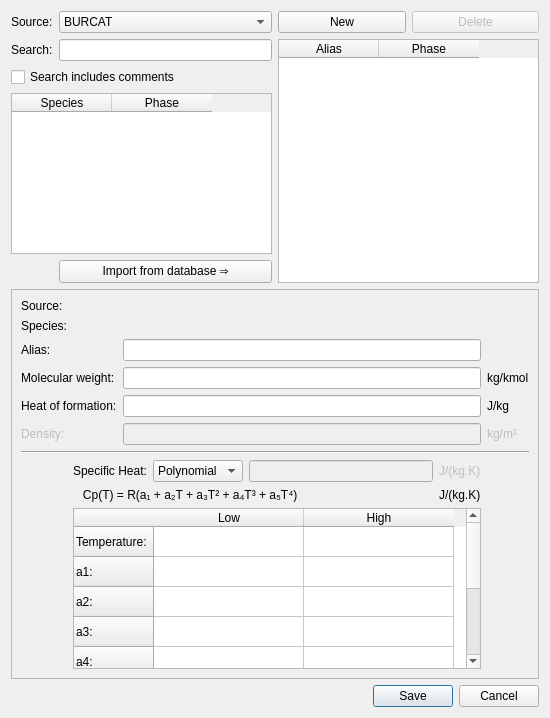
truongd8593/mfix, file gui/uifiles/species_popup.ui: the form before one commit.
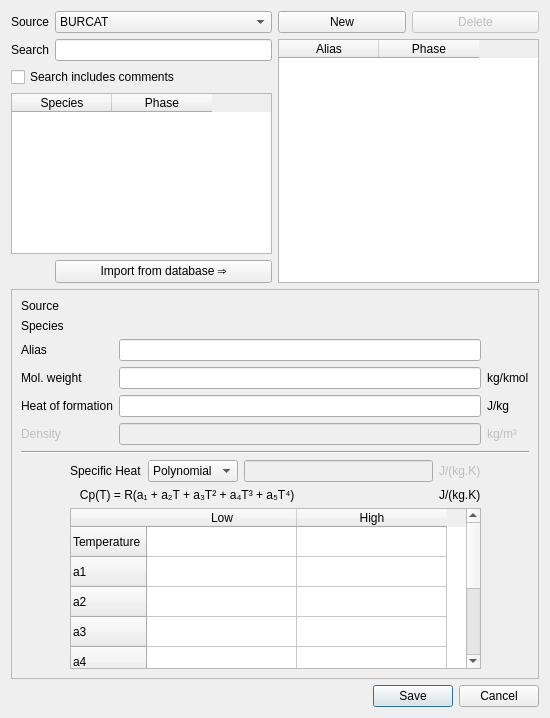
The form after the commit.

Commit message: species_popup: remove colons from labels

Patch:
```diff
--- a/gui/uifiles/species_popup.ui
+++ b/gui/uifiles/species_popup.ui
@@ -75,7 +75,7 @@
      <item row="1" column="0">
       <widget class="QLabel" name="label_search">
        <property name="text">
-        <string>Search:</string>
+        <string>Search</string>
        </property>
        <property name="buddy">
         <cstring>lineedit_search</cstring>
@@ -85,7 +85,7 @@
      <item row="0" column="0">
       <widget class="QLabel" name="label">
        <property name="text">
-        <string>Source:</string>
+        <string>Source</string>
        </property>
       </widget>
      </item>
@@ -201,7 +201,7 @@
       <item row="0" column="0">
        <widget class="QLabel" name="label_5">
         <property name="text">
-         <string>Source:</string>
+         <string>Source</string>
         </property>
        </widget>
       </item>
@@ -215,7 +215,7 @@
       <item row="1" column="0">
        <widget class="QLabel" name="label_7">
         <property name="text">
-         <string>Species:</string>
+         <string>Species</string>
         </property>
        </widget>
       </item>
@@ -229,7 +229,7 @@
       <item row="2" column="0">
        <widget class="QLabel" name="label_9">
         <property name="text">
-         <string>Alias:</string>
+         <string>Alias</string>
         </property>
         <property name="buddy">
          <cstring>lineedit_alias</cstring>
@@ -242,7 +242,7 @@
       <item row="3" column="0" colspan="2">
        <widget class="QLabel" name="label_10">
         <property name="text">
-         <string>Molecular weight:</string>
+         <string>Mol. weight</string>
         </property>
         <property name="buddy">
          <cstring>lineedit_mol_weight</cstring>
@@ -262,7 +262,7 @@
       <item row="4" column="0" colspan="2">
        <widget class="QLabel" name="label_11">
         <property name="text">
-         <string>Heat of formation:</string>
+         <string>Heat of formation</string>
         </property>
         <property name="buddy">
          <cstring>lineedit_h_f</cstring>
@@ -292,7 +292,7 @@
          <bool>false</bool>
         </property>
         <property name="text">
-         <string>Density:</string>
+         <string>Density</string>
         </property>
        </widget>
       </item>
@@ -318,7 +318,7 @@
         <item row="0" column="0">
          <widget class="QLabel" name="label_specific_heat">
           <property name="text">
-           <string>Specific Heat:</string>
+           <string>Specific Heat</string>
           </property>
          </widget>
         </item>
@@ -392,42 +392,42 @@
         </attribute>
         <row>
          <property name="text">
-          <string>Temperature:</string>
+          <string>Temperature</string>
          </property>
         </row>
         <row>
          <property name="text">
-          <string>a1:</string>
+          <string>a1</string>
          </property>
         </row>
         <row>
          <property name="text">
-          <string>a2:</string>
+          <string>a2</string>
          </property>
         </row>
         <row>
          <property name="text">
-          <string>a3:</string>
+          <string>a3</string>
          </property>
         </row>
         <row>
          <property name="text">
-          <string>a4:</string>
+          <string>a4</string>
          </property>
         </row>
         <row>
          <property name="text">
-          <string>a5:</string>
+          <string>a5</string>
          </property>
         </row>
         <row>
          <property name="text">
-          <string>a6:</string>
+          <string>a6</string>
          </property>
         </row>
         <row>
          <property name="text">
-          <string>a7:</string>
+          <string>a7</string>
          </property>
         </row>
         <column>
```
